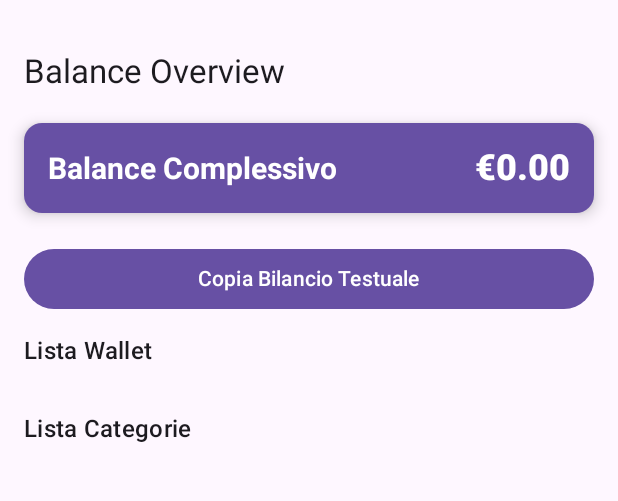
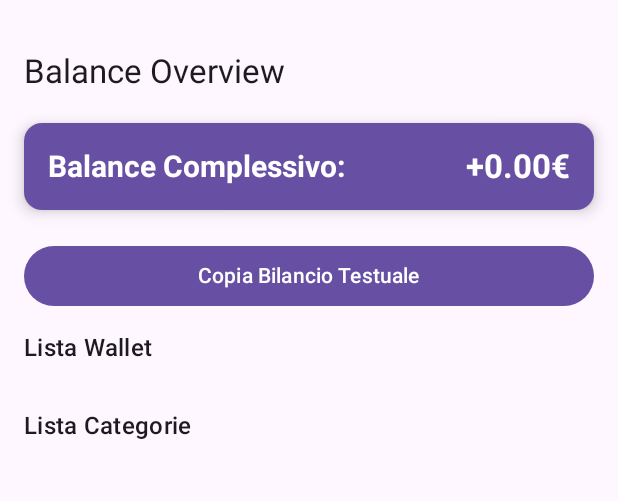
Before and after one commit to GiancarloRonci/FamilySpendTracker, an Android app built with Jetpack Compose: the BalanceOverviewScreen screen opened through its navigation route, on a phone screen of 412 x 824 dp, the part 69-570 px from its top. Run offline under Robolectric (Android 15) with nearby library versions, the phone set to English and light mode, and no system bars; our stand-ins replace Room's generated code, livedata-compose.

Commit message:
2025-05-16.2

```diff
--- a/app/src/main/java/com/example/familyspendtracker/screens/BalanceOverviewScreen.kt
+++ b/app/src/main/java/com/example/familyspendtracker/screens/BalanceOverviewScreen.kt
@@ -3,6 +3,7 @@ package com.example.familyspendtracker.screens
 import android.content.ClipData
 import android.content.ClipboardManager
 import android.content.Context
+import androidx.compose.foundation.background
 import androidx.compose.foundation.layout.*
 import androidx.compose.foundation.lazy.LazyColumn
 import androidx.compose.foundation.lazy.items
@@ -29,12 +30,10 @@ fun BalanceOverviewScreen(viewModel: ExpenseViewModel) {
     val context = LocalContext.current
     val coroutineScope = rememberCoroutineScope()
 
-    // Calcolo del Balance Complessivo
     val totalWalletBalance = wallets.sumOf { it.currentBalance }
     val totalCategoryBalance = categories.sumOf { it.currentBalance }
     val balanceComplessivo = totalWalletBalance - totalCategoryBalance
 
-    // Stato per il messaggio di conferma
     var showMessage by remember { mutableStateOf(false) }
 
     LazyColumn(
@@ -43,13 +42,16 @@ fun BalanceOverviewScreen(viewModel: ExpenseViewModel) {
             .padding(16.dp),
         verticalArrangement = Arrangement.spacedBy(12.dp)
     ) {
-        // 🔥 Titolo
         item {
             Text("Balance Overview", style = MaterialTheme.typography.titleLarge)
         }
 
-        // 🔥 Balance Complessivo su una riga
+        // 🔢 Balance Complessivo formattato
         item {
+            val formattedBalance = "%.2f".format(balanceComplessivo)
+            val sign = if (balanceComplessivo >= 0) "+" else "-"
+            val balanceText = "$sign$formattedBalance€"
+
             Card(
                 modifier = Modifier
                     .fillMaxWidth()
@@ -61,21 +63,22 @@ fun BalanceOverviewScreen(viewModel: ExpenseViewModel) {
                 Row(
                     modifier = Modifier
                         .fillMaxWidth()
-                        .padding(16.dp),
+                        .padding(16.dp)
+                        .background(MaterialTheme.colorScheme.primary),
                     horizontalArrangement = Arrangement.SpaceBetween,
                     verticalAlignment = Alignment.CenterVertically
                 ) {
                     Text(
-                        "Balance Complessivo",
+                        text = "Balance Complessivo:",
                         fontSize = 20.sp,
                         fontWeight = FontWeight.Bold,
                         color = Color.White,
                         textAlign = TextAlign.Start
                     )
                     Text(
-                        "€${"%.2f".format(balanceComplessivo)}",
-                        fontSize = 24.sp,
-                        fontWeight = FontWeight.ExtraBold,
+                        text = balanceText,
+                        fontSize = 22.sp,
+                        fontWeight = FontWeight.Bold,
                         color = Color.White,
                         textAlign = TextAlign.End
                     )
@@ -83,7 +86,7 @@ fun BalanceOverviewScreen(viewModel: ExpenseViewModel) {
             }
         }
 
-        // 🔥 Pulsante Copia Testo
+        // 🔘 Pulsante copia bilancio
         item {
             Column(
                 modifier = Modifier.fillMaxWidth(),
@@ -107,7 +110,6 @@ fun BalanceOverviewScreen(viewModel: ExpenseViewModel) {
                         val clip = ClipData.newPlainText("Balance Overview", formattedText)
                         clipboard.setPrimaryClip(clip)
 
-                        // 🔥 Mostra il messaggio di conferma
                         showMessage = true
                         coroutineScope.launch {
                             delay(2000)
@@ -119,7 +121,6 @@ fun BalanceOverviewScreen(viewModel: ExpenseViewModel) {
                     Text("Copia Bilancio Testuale")
                 }
 
-                // 🔥 Messaggio di conferma
                 if (showMessage) {
                     Text(
                         text = "✅ Testo copiato negli appunti!",
@@ -130,7 +131,7 @@ fun BalanceOverviewScreen(viewModel: ExpenseViewModel) {
             }
         }
 
-        // 🔥 Lista Wallet
+        // 📄 Lista Wallet
         item {
             Text("Lista Wallet", style = MaterialTheme.typography.titleMedium)
         }
@@ -148,7 +149,7 @@ fun BalanceOverviewScreen(viewModel: ExpenseViewModel) {
             }
         }
 
-        // 🔥 Lista Categorie
+        // 📄 Lista Categorie
         item {
             Spacer(modifier = Modifier.height(16.dp))
             Text("Lista Categorie", style = MaterialTheme.typography.titleMedium)
```
